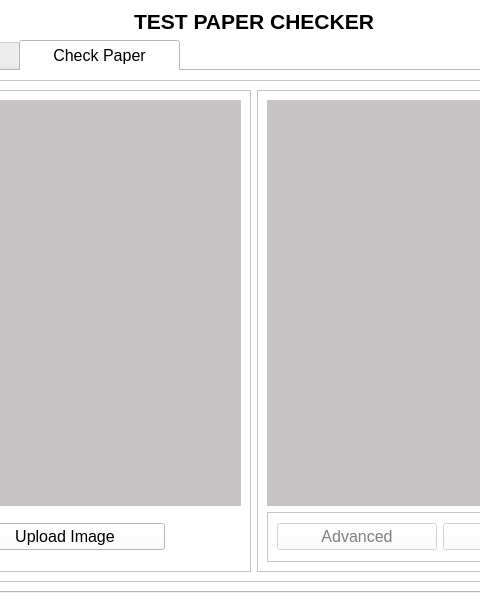
This is TestPaperChecker.ui in jarapamikaella/OpenCV_TestPaperChecker as Qt 5 draws it before an edit; both pictures show x 151 to 631 and y 0 to 602 of the 810 by 602 pixel window. The edited form follows.
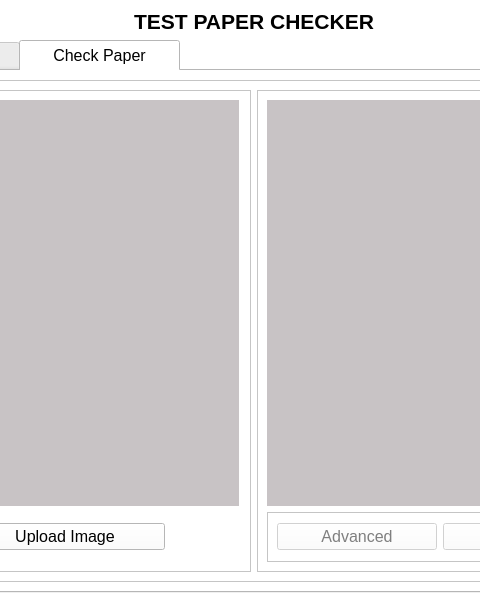
This is the edited form.

Diff of the .ui file:
```diff
--- a/TestPaperChecker.ui
+++ b/TestPaperChecker.ui
@@ -1208,7 +1208,7 @@
                 </property>
                 <property name="maximumSize">
                  <size>
-                  <width>16777215</width>
+                  <width>350</width>
                   <height>16777215</height>
                  </size>
                 </property>
```
Left out of the diff: 10 changed lines with no effect on the pictures.
